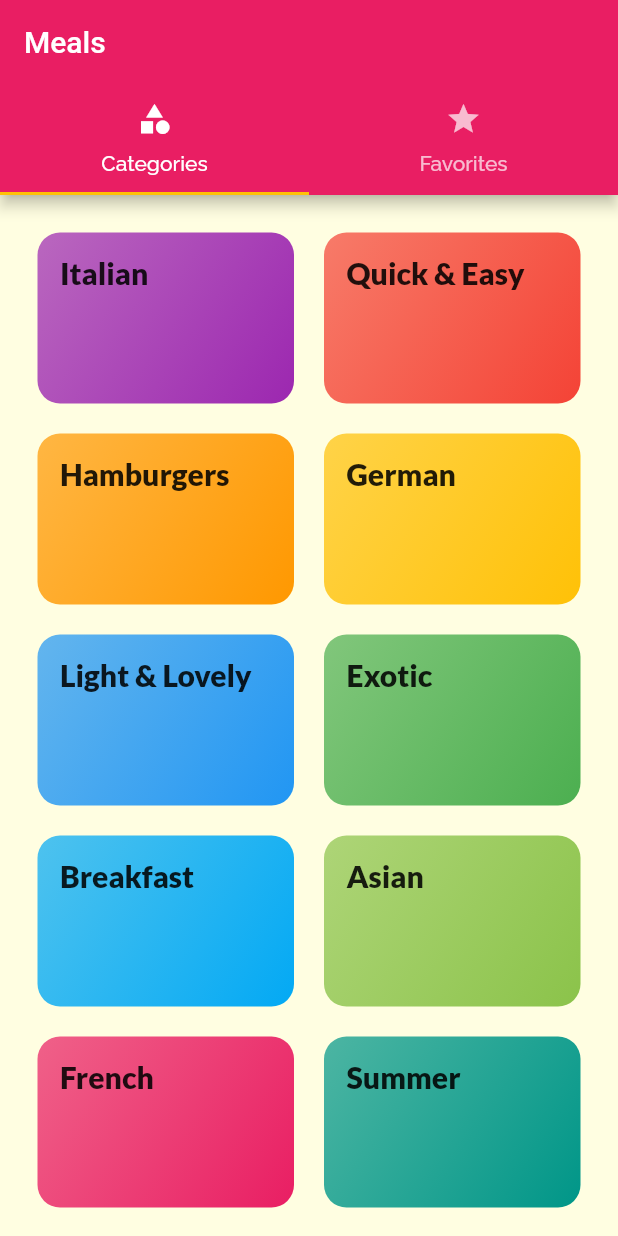
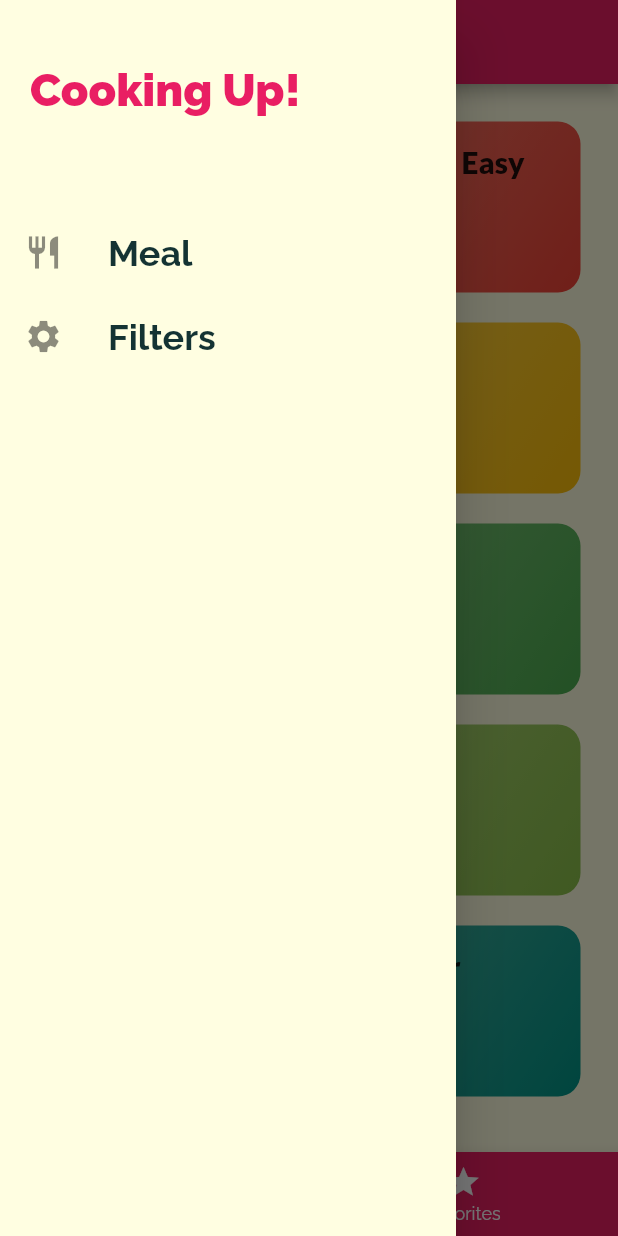
Before and after one commit to atuldiwedi/foodze, a Flutter app: the screen it shows after launch, with the side drawer open (before the commit the screen has no drawer), on a phone screen of 412 x 824 dp. Run offline on Flutter 3.47's test engine with Material 2 defaults, Android fonts, the light colour scheme and no system bars; our stand-ins replace google_fonts.

Commit message:
filter screen

```diff
--- a/lib/main.dart
+++ b/lib/main.dart
@@ -1,4 +1,5 @@
 import 'package:flutter/material.dart';
+import './screens/filters_screen.dart';
 import './screens/tabs_screen.dart';
 import './screens/meal_detail_screen.dart';
 import 'screens/category_meals_screen.dart';
@@ -34,6 +35,7 @@ class MyApp extends StatelessWidget {
         '/': (ctx) => TabsScreen(),
         '/category-meals': (ctx) => CategoryMealsScreen(),
         MealDetailScreen.routeName: (ctx) => MealDetailScreen(),
+        FiltersScreen.routeName: (ctx) => FiltersScreen(),
       },
       // onGenerateRoute: (settings) {
       //   print(settings.arguments);
--- a/lib/screens/tabs_screen.dart
+++ b/lib/screens/tabs_screen.dart
@@ -1,33 +1,75 @@
 import 'package:flutter/material.dart';
 import 'package:foodze/screens/favorites_screen.dart';
+import '../widgets/main_drawer.dart';
 import './Categories_screen.dart';
 
 class TabsScreen extends StatefulWidget {
-  const TabsScreen({Key? key}) : super(key: key);
-
   @override
   State<TabsScreen> createState() => _TabsScreenState();
 }
 
 class _TabsScreenState extends State<TabsScreen> {
+  int _selectPageIndex = 0;
+
+  List<Map<String, Object>> _pages = [
+    {
+      'page': CategoriesScreen(),
+      'title': "Categories",
+    },
+    {"page": FavoritesScreen(), "title": "Favorites"}
+  ];
+  void _selectPage(int index) {
+    setState(() {
+      _selectPageIndex = index;
+    });
+  }
+
   @override
   Widget build(BuildContext context) {
-    return DefaultTabController(
-      length: 2,
-      child: Scaffold(
-        appBar: AppBar(
-          title: Text('Meals'),
-          bottom: TabBar(
-            tabs: <Widget>[
-              Tab(icon: Icon(Icons.category), text: "Categories"),
-              Tab(icon: Icon(Icons.star), text: "Favorites"),
-            ],
+    return Scaffold(
+      appBar: AppBar(
+        title: Text(_pages[_selectPageIndex]['title'] as String),
+      ),
+      drawer: MainDrawer(),
+      body: _pages[_selectPageIndex]['page'] as Widget,
+      bottomNavigationBar: BottomNavigationBar(
+        backgroundColor: Theme.of(context).primaryColor,
+        unselectedItemColor: Colors.white,
+        selectedItemColor: Theme.of(context).accentColor,
+        currentIndex: _selectPageIndex,
+        onTap: _selectPage,
+        // type: BottomNavigationBarType.shifting,
+        items: const [
+          BottomNavigationBarItem(
+            icon: Icon(Icons.category),
+            label: "Category",
           ),
-        ),
-        body: TabBarView(
-          children: <Widget>[CategoriesScreen(), FavoritesScreen()],
-        ),
+          BottomNavigationBarItem(
+            icon: Icon(Icons.star),
+            label: "Favorites",
+          ),
+        ],
       ),
     );
   }
 }
+
+// first approch
+//  return DefaultTabController(
+//       length: 2,
+//       // initialIndex: 1,
+//       child: Scaffold(
+//         appBar: AppBar(
+//           title: Text('Meals'),
+//           bottom: TabBar(
+//             tabs: <Widget>[
+//               Tab(icon: Icon(Icons.category), text: "Categories"),
+//               Tab(icon: Icon(Icons.star), text: "Favorites"),
+//             ],
+//           ),
+//         ),
+//         body: TabBarView(
+//           children: <Widget>[CategoriesScreen(), FavoritesScreen()],
+//         ),
+//       ),
+//     );
--- /dev/null
+++ b/lib/widgets/main_drawer.dart
@@ -0,0 +1,52 @@
+import "package:flutter/material.dart";
+import '../screens/filters_screen.dart';
+
+class MainDrawer extends StatelessWidget {
+  Widget buildListTile(String title, IconData icon, Function tapHandler) {
+    return ListTile(
+      leading: Icon(
+        icon,
+        size: 26,
+      ),
+      title: Text(
+        title,
+        style: TextStyle(
+          fontSize: 24,
+          fontWeight: FontWeight.w700,
+        ),
+      ),
+      onTap: () => (tapHandler()),
+    );
+  }
+
+  const MainDrawer({Key? key}) : super(key: key);
+
+  @override
+  Widget build(BuildContext context) {
+    return Drawer(
+        child: Column(children: <Widget>[
+      Container(
+        height: 120,
+        width: double.infinity,
+        padding: EdgeInsets.all(20),
+        alignment: Alignment.centerLeft,
+        child: Text(
+          "Cooking Up!",
+          style: TextStyle(
+              fontWeight: FontWeight.w900,
+              fontSize: 30,
+              color: Theme.of(context).primaryColor),
+        ),
+      ),
+      const SizedBox(
+        height: 20,
+      ),
+      buildListTile("Meal", Icons.restaurant, () {
+        Navigator.of(context).pushReplacementNamed("/");
+      }),
+      buildListTile("Filters", Icons.settings, () {
+        Navigator.of(context).pushReplacementNamed(FiltersScreen.routeName);
+      })
+    ]));
+  }
+}
```
Also changed, not shown: lib/screens/category_meals_screen.dart (+48 -20 lines), lib/screens/filters_screen.dart (added, +62 -0 lines), lib/screens/meal_detail_screen.dart (+7 -0 lines), lib/widgets/meal_item.dart (+7 -1 lines).
